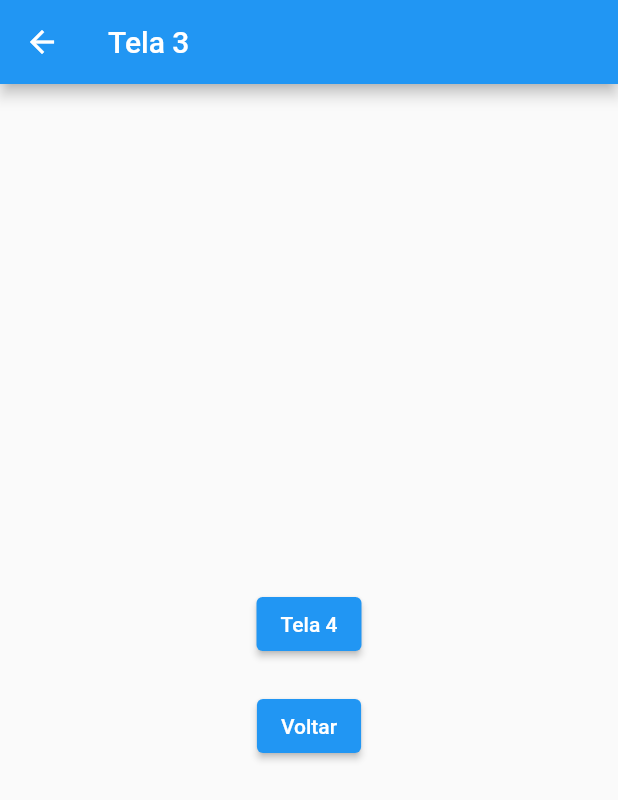
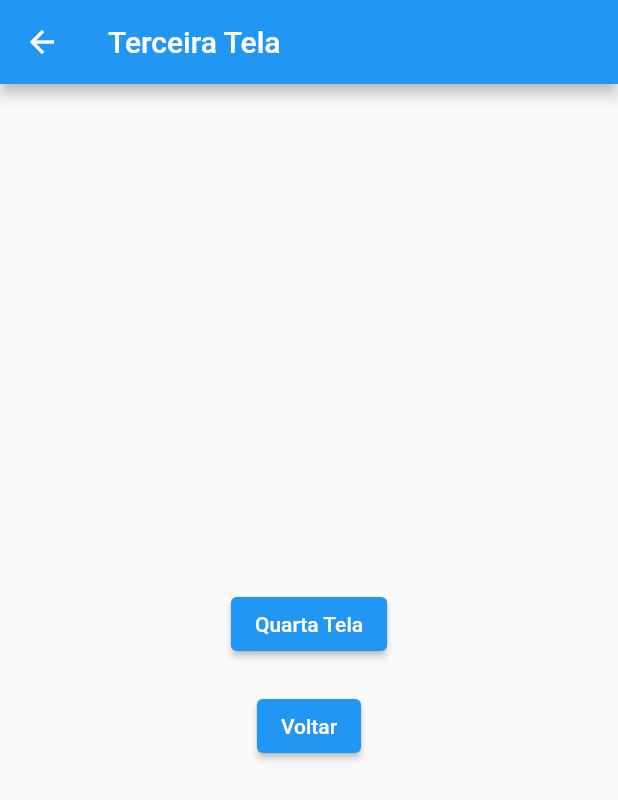
Before and after one commit to franciscoaglima/navegadorscreens, a Flutter app: the ThirdScreen screen opened directly, on a phone screen of 412 x 824 dp. Shown: the top 800 px of the screen. Run offline on Flutter 3.47's test engine with Material 2 defaults, Android fonts, the phone set to English and light mode, and no system bars.

Commit message:
10o Etapa - Revisão ok - 3 Tela Navegando Corretamente - NavegadorScreen

```diff
--- a/lib/fourth_screen.dart
+++ b/lib/fourth_screen.dart
@@ -21,7 +21,7 @@ class _FourthScreenState extends State<FourthScreen> {
                Container(
               child: ElevatedButton(
                    onPressed: () {
-                     Navigator.pop(context,"Veio da tela 4...");
+                     Navigator.pop(context,"Proveniente Tela 4...");
                    },
                    child: Text("Voltar"),
                    ),
--- a/lib/third_screen.dart
+++ b/lib/third_screen.dart
@@ -11,7 +11,7 @@ class ThirdScreen extends StatelessWidget {
   @override
   Widget build(BuildContext context) {
     return Scaffold(
-     appBar: AppBar(title: Text("Tela 3"),
+     appBar: AppBar(title: Text("Terceira Tela"),
     ),
 
       body: SafeArea(
@@ -33,13 +33,13 @@ class ThirdScreen extends StatelessWidget {
                           );
                             setState(() {});
                         },
-                      child: Text("Tela 4"),
+                      child: Text("Quarta Tela"),
                       ),
                      ),
                   Container(
                   child: ElevatedButton(
                       onPressed: () {
-                        Navigator.pop(context,"Veio da tela 3...");
+                        Navigator.pop(context,"Proveniente Tela 3...");
                       },
                       child: Text("Voltar"),
                       ),
```
Also changed, not shown: lib/home_screen.dart (+10 -5 lines).
